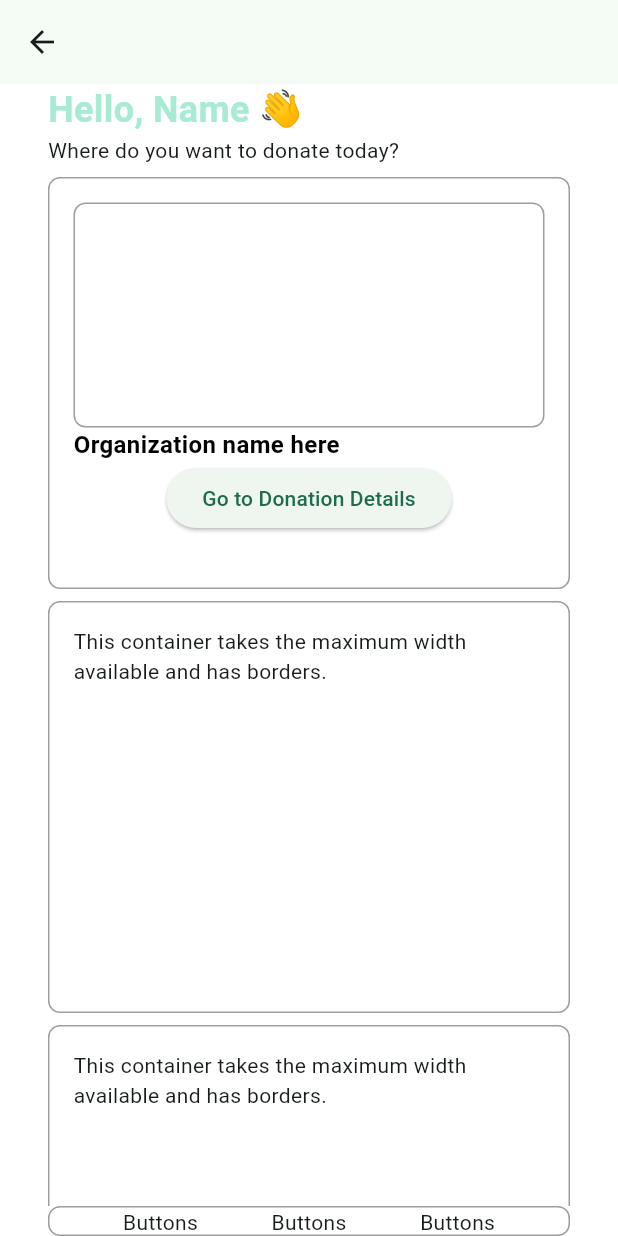
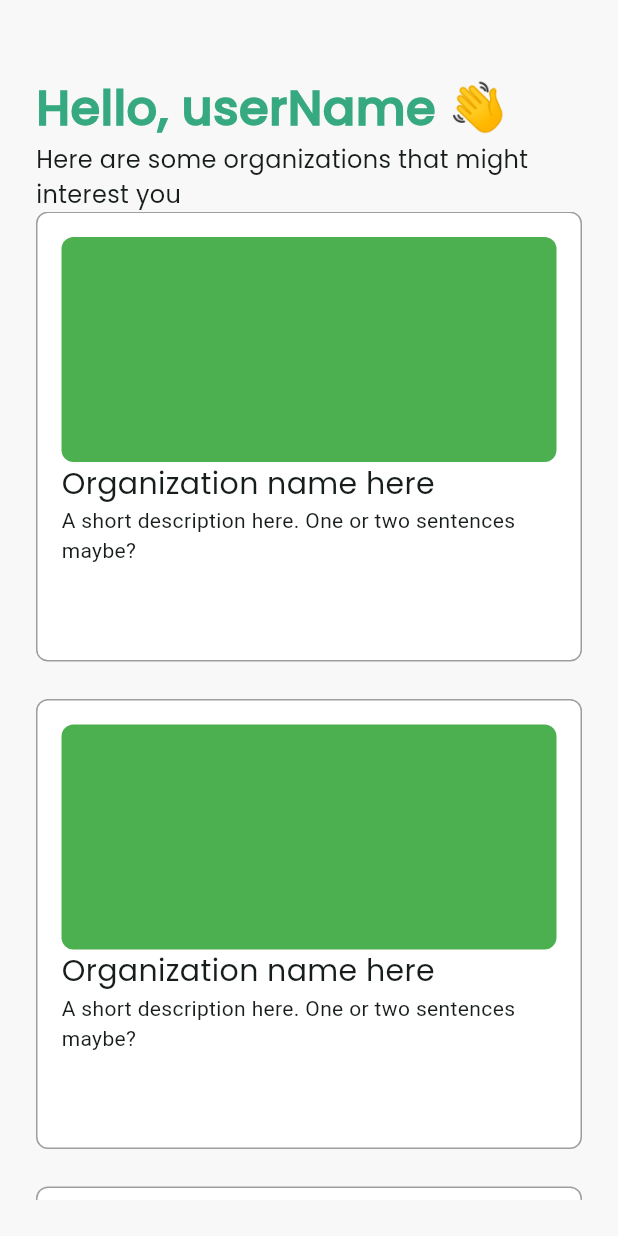
Before and after one commit to amtw123456/Elbi-Donation-System-CMSC23-Project, a Flutter app: the UserHomePage screen opened directly, on a phone screen of 412 x 824 dp. Run offline on Flutter 3.47's test engine with Material 3 defaults, Android fonts, the phone set to English and light mode, and no system bars.

Commit message:
feat: install google fonts

```diff
--- a/elbi_donation_app/lib/components/donation_card.dart
+++ b/elbi_donation_app/lib/components/donation_card.dart
@@ -30,6 +30,7 @@ class _DonationCardState extends State<DonationCard> {
           width: double.infinity,
           child: Text("Made on: 05/25/2003", style: TextStyle(fontFamily: 'Poppins', ),),
           decoration: BoxDecoration(
+            color: Colors.white,
             borderRadius: BorderRadius.circular(5),
             border: Border.all(
               color: Color(0xFFD2D2D2),
--- a/elbi_donation_app/lib/main.dart
+++ b/elbi_donation_app/lib/main.dart
@@ -1,5 +1,6 @@
 import 'package:elbi_donation_app/views/admin_views/admin_router.dart';
 import 'package:elbi_donation_app/views/auth_views/landing.dart';
+import 'package:elbi_donation_app/views/user_views/user_router.dart';
 import 'package:flutter/material.dart';
 import 'package:elbi_donation_app/views/user_views/user_home_page.dart';
 
@@ -21,6 +22,6 @@ class MyApp extends StatelessWidget {
           ),
           useMaterial3: true,
         ),
-        home: const LandingPage());
+        home: UserRouter());
   }
 }
--- a/elbi_donation_app/lib/views/user_views/user_home_page.dart
+++ b/elbi_donation_app/lib/views/user_views/user_home_page.dart
@@ -1,5 +1,7 @@
 import 'package:flutter/material.dart';
 import 'package:elbi_donation_app/views/user_views/user_organization_donation_details_page.dart';
+
+import '../../components/organization_card.dart';
 
 class UserHomePage extends StatefulWidget {
   const UserHomePage({super.key});
@@ -13,132 +15,32 @@ class _UserHomePageState extends State<UserHomePage> {
   Widget build(BuildContext context) {
     final screenHeight = MediaQuery.of(context).size.height;
     return Scaffold(
-      backgroundColor: Colors.white,
-      appBar: AppBar(
-        title: Text(""),
-      ),
+      backgroundColor: Color(0xFFF8F8F8),
       body: Padding(
-        padding: const EdgeInsets.symmetric(
-            horizontal: 32.0), // Adjust the horizontal padding as needed
+        padding: const EdgeInsets.all(24),
         child: Column(
           crossAxisAlignment: CrossAxisAlignment.start,
           children: [
-            const Text(
-              "Hello, Name 👋",
-              style: TextStyle(
-                fontWeight: FontWeight.bold,
-                color: Color.fromARGB(255, 167, 235, 211),
-
-                fontSize: 24.0, // Adjust the font size as needed
-              ),
-            ),
-            const Text("Where do you want to donate today?"),
-            const SizedBox(height: 8.0),
+            SizedBox(height: 25),
+            Text("Hello, userName 👋", style: TextStyle(fontFamily: 'Poppins', fontSize: 32, fontWeight: FontWeight.w700, color: Color(0xFF37A980))),
+            Text("Here are some organizations that might interest you", style: TextStyle(fontFamily: 'Poppins', fontSize: 16)),
             Expanded(
               child: SingleChildScrollView(
                 child: Column(
                   children: [
-                    Container(
-                      width: double.infinity,
-                      height: screenHeight / 3,
-                      padding: EdgeInsets.all(16.0),
-                      decoration: BoxDecoration(
-                        border: Border.all(
-                          color: Colors.grey,
-                          width: 1.0,
-                        ),
-                        borderRadius: BorderRadius.circular(8.0),
-                      ),
-                      child: Column(
-                        crossAxisAlignment: CrossAxisAlignment.start,
-                        children: [
-                          Container(
-                            height: 150,
-                            decoration: BoxDecoration(
-                              border: Border.all(
-                                color: Colors.grey,
-                                width: 1.0,
-                              ),
-                              borderRadius: BorderRadius.circular(8.0),
-                            ),
-                          ),
-                          const Text(
-                            "Organization name here",
-                            style: TextStyle(
-                              fontWeight: FontWeight.bold,
-                              color: Colors.black,
-                              fontSize: 16.0, // Adjust the font size as needed
-                            ),
-                          ),
-                          // Text(
-                          //   "short description here. One or two sentences maybe",
-                          // ),
-                          Center(
-                            child: ElevatedButton(
-                              onPressed: () {
-                                Navigator.of(context).push(
-                                  MaterialPageRoute(
-                                    builder: (context) =>
-                                        const OrganizationDonationDetailsPage(),
-                                  ),
-                                );
-                              },
-                              child: const Text("Go to Donation Details"),
-                            ),
-                          )
-                        ],
-                      ),
-                    ),
-                    SizedBox(height: 8.0),
-                    Container(
-                      width: double.infinity,
-                      height: screenHeight / 3,
-                      padding: EdgeInsets.all(16.0),
-                      decoration: BoxDecoration(
-                        border: Border.all(
-                          color: Colors.grey,
-                          width: 1.0,
-                        ),
-                        borderRadius: BorderRadius.circular(8.0),
-                      ),
-                      child: Text(
-                        "This container takes the maximum width available and has borders.",
-                      ),
-                    ),
-                    SizedBox(height: 8.0),
-                    Container(
-                      width: double.infinity,
-                      height: screenHeight / 3,
-                      padding: EdgeInsets.all(16.0),
-                      decoration: BoxDecoration(
-                        border: Border.all(
-                          color: Colors.grey,
-                          width: 1.0,
-                        ),
-                        borderRadius: BorderRadius.circular(8.0),
-                      ),
-                      child: Text(
-                        "This container takes the maximum width available and has borders.",
-                      ),
+                    ListView.separated(
+                      separatorBuilder: (BuildContext context, int index) => SizedBox(height: 25),
+                      shrinkWrap: true,
+                      physics: NeverScrollableScrollPhysics(),
+                      itemCount: 5,
+                      itemBuilder: (context, index) {
+                        return OrganizationCard();
+                      },
                     ),
                   ],
                 ),
               ),
             ),
-            Container(
-              height: 20,
-              decoration: BoxDecoration(
-                border: Border.all(
-                  color: Colors.grey,
-                  width: 1.0,
-                ),
-                borderRadius: BorderRadius.circular(8.0),
-              ),
-              child: Row(
-                mainAxisAlignment: MainAxisAlignment.spaceEvenly,
-                children: [Text("Buttons"), Text("Buttons"), Text("Buttons")],
-              ),
-            )
           ],
         ),
       ),
--- a/elbi_donation_app/pubspec.yaml
+++ b/elbi_donation_app/pubspec.yaml
@@ -17,6 +17,7 @@ dependencies:
   # Use with the CupertinoIcons class for iOS style icons.
 
   cupertino_icons: ^1.0.6
+  google_fonts: ^6.2.1
 
 dev_dependencies:
   flutter_test:
```
Also changed, not shown: elbi_donation_app/lib/components/user_navbar.dart (added, +40 -0 lines), elbi_donation_app/lib/views/user_views/user_donation_history_page.dart (+40 -0 lines), elbi_donation_app/lib/views/user_views/user_router.dart (added, +58 -0 lines), elbi_donation_app/pubspec.lock, 7 other files.
